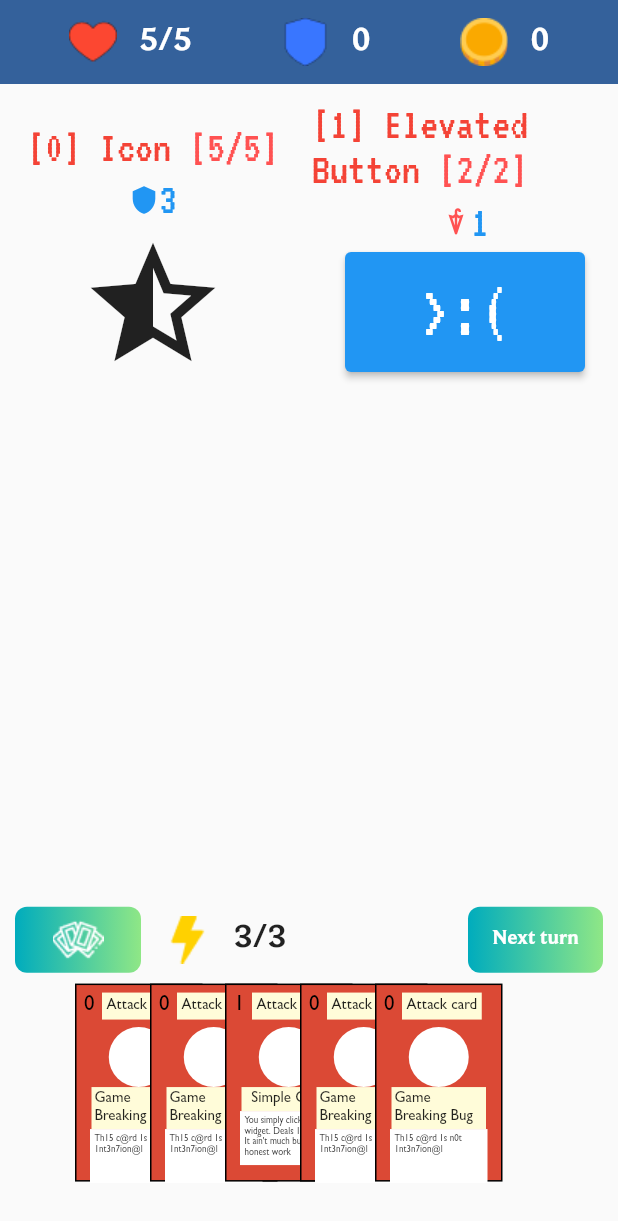
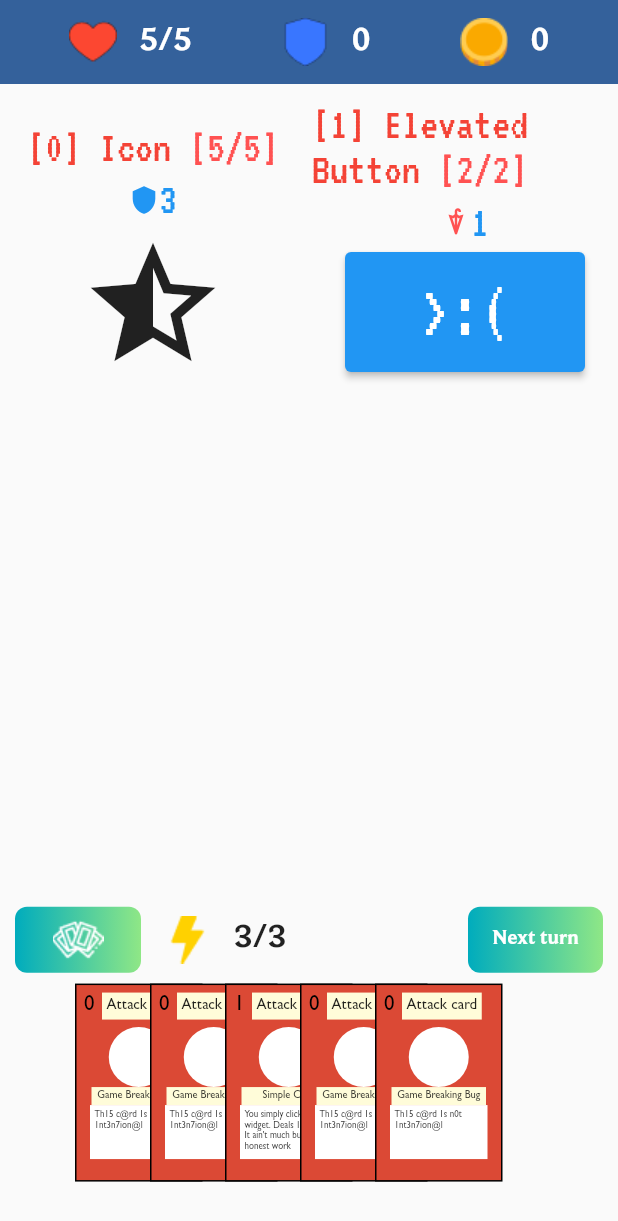
Before and after one commit to thehir0/dotw, a Flutter app: the GameScreen screen opened directly, on a phone screen of 412 x 824 dp. Shown: the top 1221 px of the screen. Run offline on Flutter 3.47's test engine with Material 2 defaults, Android fonts, the phone set to English and light mode, and no system bars; our stand-ins replace confetti, connectivity_plus, firebase_auth, firebase_core, firebase_crashlytics, firebase_database and 2 more; accounts and stored records are empty.

Commit message:
bug fixes

```diff
--- a/lib/cards/card.dart
+++ b/lib/cards/card.dart
@@ -100,7 +100,7 @@ abstract class GameCard {
               color: GameColors.pastel,
               child: Text(
                 title,
-                style: const TextStyle(fontSize: 10, fontFamily: gillSans),
+                style: const TextStyle(fontSize: 7, fontFamily: gillSans),
               ),
             ),
             Container(
```
